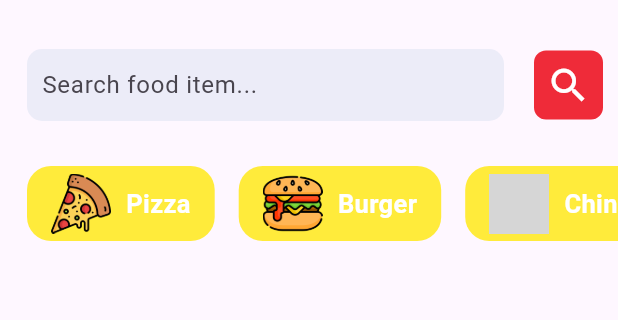
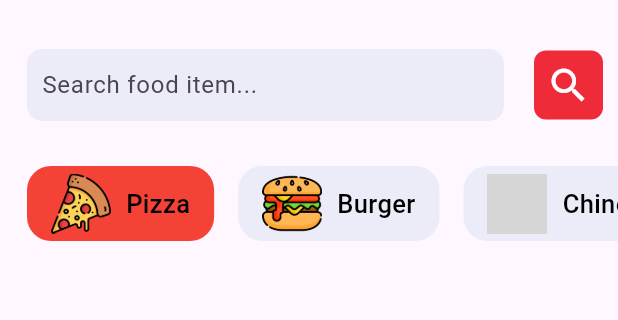
Before and after one commit to aliraza055/foodie_go, a Flutter app: the screen it shows after launch, on a phone screen of 412 x 824 dp, the part 164-484 px from its top. Run offline on Flutter 3.47's test engine with Material 3 defaults, Android fonts, the phone set to English and light mode, and no system bars; grey boxes are pictures that could not be loaded.

Commit message:
set selected put 0

```diff
--- a/lib/pages/categorytile.dart
+++ b/lib/pages/categorytile.dart
@@ -16,7 +16,7 @@ class CategoryTile extends StatelessWidget {
       margin: EdgeInsets.only(right: 16),
       decoration: BoxDecoration(
         borderRadius: BorderRadius.circular(16),
-        color: isSelected ? Colors.red : Colors.yellow, // Change color based on selection
+        color: isSelected ? Colors.red : Color(0xffececf8), // Change color based on selection
       ),
       child: Row(
         children: [
--- a/lib/pages/homepage.dart
+++ b/lib/pages/homepage.dart
@@ -12,7 +12,7 @@ class HomePage extends StatefulWidget {
 
 class _HomePageState extends State<HomePage> {
   List<CategoryModel> items=[];
-  int _selectIndex=-1;
+  int _selectIndex=0;
   @override
   void initState() {
     super.initState();
--- a/lib/services/widget_serves.dart
+++ b/lib/services/widget_serves.dart
@@ -13,7 +13,7 @@ class AppServices{
   }
       whiteTextStyle(){
     return TextStyle(
-      color: Colors.white,fontSize:17,fontWeight: FontWeight.bold
+      color: Colors.black,fontSize:17,fontWeight: FontWeight.w500
     );
   }
 }
```
Also changed, not shown: lib/main.dart (+0 -101 lines).
